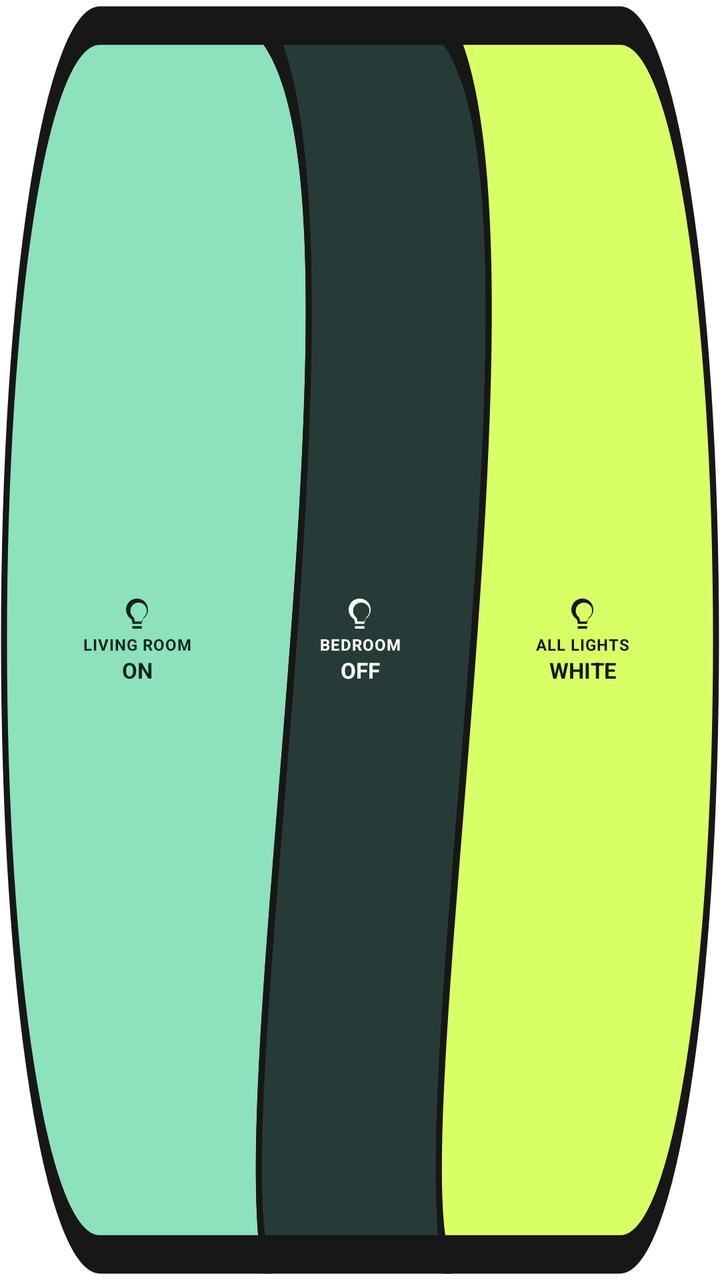
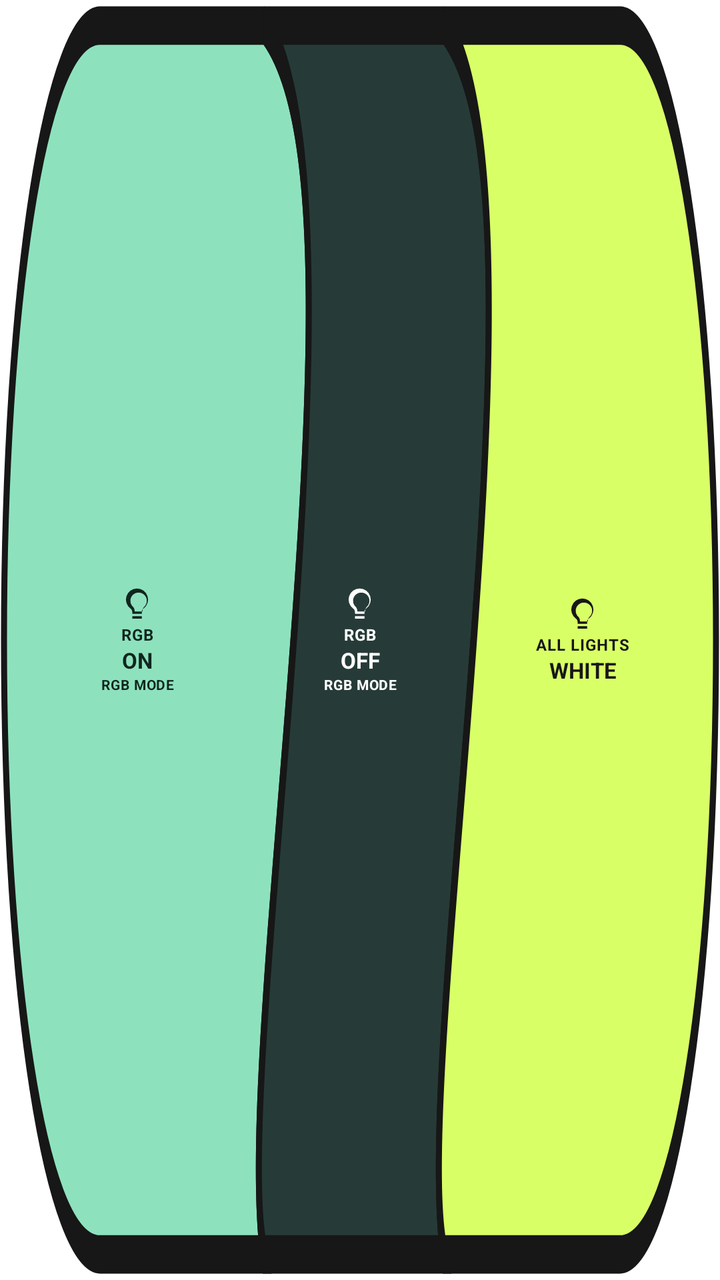

An Android layout rendered at two revisions. The XML below is the earlier revision; the diff shows what the commit changed to produce the second picture.
<!-- AndroidManifest.xml: fallback theme Theme.MaterialComponents.DayNight.NoActionBar -->
<!-- res/layout/widget_smart_controls_neobrutal.xml -->
<?xml version="1.0" encoding="utf-8"?>
<FrameLayout xmlns:android="http://schemas.android.com/apk/res/android" android:layout_width="match_parent" android:layout_height="match_parent" android:background="@drawable/widget_bridge_mint" android:padding="4dp">
    <LinearLayout android:layout_width="match_parent" android:layout_height="match_parent" android:orientation="horizontal" android:gravity="center" android:paddingStart="9dp" android:paddingEnd="9dp">
        <LinearLayout android:id="@+id/widget_light_on" android:layout_width="0dp" android:layout_height="match_parent" android:layout_weight="1" android:orientation="vertical" android:gravity="center" android:clickable="true" android:focusable="true" android:background="@android:color/transparent" android:contentDescription="LIVING ROOM ON">
            <ImageView android:layout_width="19dp" android:layout_height="19dp" android:src="@drawable/ic_widget_bulb" android:tint="#10251F" android:contentDescription="@null" />
            <TextView android:layout_width="match_parent" android:layout_height="wrap_content" android:gravity="center" android:singleLine="true" android:ellipsize="end" android:text="LIVING ROOM" android:textColor="#10251F" android:textSize="8sp" android:textStyle="bold" android:letterSpacing="0.04" />
            <TextView android:layout_width="match_parent" android:layout_height="wrap_content" android:gravity="center" android:text="ON" android:textColor="#10251F" android:textSize="11sp" android:textStyle="bold" />
        </LinearLayout>
        <LinearLayout android:id="@+id/widget_light_off" android:layout_width="0dp" android:layout_height="match_parent" android:layout_weight="1" android:orientation="vertical" android:gravity="center" android:clickable="true" android:focusable="true" android:background="@android:color/transparent" android:contentDescription="BEDROOM OFF">
            <ImageView android:layout_width="19dp" android:layout_height="19dp" android:src="@drawable/ic_widget_bulb" android:tint="#FFFFFF" android:contentDescription="@null" />
            <TextView android:layout_width="match_parent" android:layout_height="wrap_content" android:gravity="center" android:singleLine="true" android:ellipsize="end" android:text="BEDROOM" android:textColor="#FFFFFF" android:textSize="8sp" android:textStyle="bold" android:letterSpacing="0.04" />
            <TextView android:layout_width="match_parent" android:layout_height="wrap_content" android:gravity="center" android:text="OFF" android:textColor="#FFFFFF" android:textSize="11sp" android:textStyle="bold" />
        </LinearLayout>
        <LinearLayout android:id="@+id/widget_light_white" android:layout_width="0dp" android:layout_height="match_parent" android:layout_weight="1" android:orientation="vertical" android:gravity="center" android:clickable="true" android:focusable="true" android:background="@android:color/transparent" android:contentDescription="ALL LIGHTS WHITE">
            <ImageView android:layout_width="19dp" android:layout_height="19dp" android:src="@drawable/ic_widget_bulb" android:tint="#171717" android:contentDescription="@null" />
            <TextView android:layout_width="match_parent" android:layout_height="wrap_content" android:gravity="center" android:singleLine="true" android:ellipsize="end" android:text="ALL LIGHTS" android:textColor="#171717" android:textSize="8sp" android:textStyle="bold" android:letterSpacing="0.04" />
            <TextView android:layout_width="match_parent" android:layout_height="wrap_content" android:gravity="center" android:text="WHITE" android:textColor="#171717" android:textSize="11sp" android:textStyle="bold" />
        </LinearLayout>
    </LinearLayout>
</FrameLayout>
<!-- resources referenced by this layout -->
<resources>
  <!-- drawable ic_widget_bulb (drawable) -->
  <?xml version="1.0" encoding="utf-8"?>
  <vector xmlns:android="http://schemas.android.com/apk/res/android" android:width="24dp" android:height="24dp" android:viewportWidth="24" android:viewportHeight="24">
      <path android:fillColor="#FF000000" android:pathData="M9,21h6v-1.5H9V21zM12,2a7,7 0,0 0,-4.1 12.67c0.67,0.49 1.1,1.2 1.1,2.08V18h6v-1.25c0,-0.88 0.43,-1.59 1.1,-2.08A7,7 0,0 0,12 2zM13.5,16.5h-3v-0.3c0,-1.35 -0.65,-2.57 -1.7,-3.35A5.2,5.2 0,1 1,17.2 12.85c-1.05,0.78 -1.7,2 -1.7,3.35v0.3z" />
  </vector>
  <!-- drawable widget_bridge_mint (drawable) -->
  <?xml version="1.0" encoding="utf-8"?>
  <vector xmlns:android="http://schemas.android.com/apk/res/android" android:width="360dp" android:height="100dp" android:viewportWidth="360" android:viewportHeight="100">
      <path android:fillColor="#8DE2BD" android:strokeColor="#171717" android:strokeWidth="3" android:pathData="M50,2 H132 C190,15 115,82 132,98 H50 C23,98 2,77 2,50 C2,23 23,2 50,2 Z" />
      <path android:fillColor="#263B37" android:strokeColor="#171717" android:strokeWidth="3" android:pathData="M132,2 H222 C280,15 205,82 222,98 H132 C115,82 190,15 132,2 Z" />
      <path android:fillColor="#D9FF67" android:strokeColor="#171717" android:strokeWidth="3" android:pathData="M222,2 H310 C337,2 358,23 358,50 C358,77 337,98 310,98 H222 C205,82 280,15 222,2 Z" />
  </vector>
</resources>

<!-- the commit's change to res/layout/widget_smart_controls_neobrutal.xml (unified diff, before → after) -->
@@ -1,15 +1,17 @@
 <?xml version="1.0" encoding="utf-8"?>
 <FrameLayout xmlns:android="http://schemas.android.com/apk/res/android" android:layout_width="match_parent" android:layout_height="match_parent" android:background="@drawable/widget_bridge_mint" android:padding="4dp">
     <LinearLayout android:layout_width="match_parent" android:layout_height="match_parent" android:orientation="horizontal" android:gravity="center" android:paddingStart="9dp" android:paddingEnd="9dp">
-        <LinearLayout android:id="@+id/widget_light_on" android:layout_width="0dp" android:layout_height="match_parent" android:layout_weight="1" android:orientation="vertical" android:gravity="center" android:clickable="true" android:focusable="true" android:background="@android:color/transparent" android:contentDescription="LIVING ROOM ON">
+        <LinearLayout android:id="@+id/widget_light_on" android:layout_width="0dp" android:layout_height="match_parent" android:layout_weight="1" android:orientation="vertical" android:gravity="center" android:clickable="true" android:focusable="true" android:background="@android:color/transparent" android:contentDescription="RGB ON">
             <ImageView android:layout_width="19dp" android:layout_height="19dp" android:src="@drawable/ic_widget_bulb" android:tint="#10251F" android:contentDescription="@null" />
-            <TextView android:layout_width="match_parent" android:layout_height="wrap_content" android:gravity="center" android:singleLine="true" android:ellipsize="end" android:text="LIVING ROOM" android:textColor="#10251F" android:textSize="8sp" android:textStyle="bold" android:letterSpacing="0.04" />
+            <TextView android:layout_width="match_parent" android:layout_height="wrap_content" android:gravity="center" android:singleLine="true" android:ellipsize="end" android:text="RGB" android:textColor="#10251F" android:textSize="8sp" android:textStyle="bold" android:letterSpacing="0.04" />
             <TextView android:layout_width="match_parent" android:layout_height="wrap_content" android:gravity="center" android:text="ON" android:textColor="#10251F" android:textSize="11sp" android:textStyle="bold" />
+            <TextView android:layout_width="match_parent" android:layout_height="wrap_content" android:gravity="center" android:singleLine="true" android:text="RGB MODE" android:textColor="#10251F" android:textSize="7sp" android:textStyle="bold" android:letterSpacing="0.04" />
         </LinearLayout>
-        <LinearLayout android:id="@+id/widget_light_off" android:layout_width="0dp" android:layout_height="match_parent" android:layout_weight="1" android:orientation="vertical" android:gravity="center" android:clickable="true" android:focusable="true" android:background="@android:color/transparent" android:contentDescription="BEDROOM OFF">
+        <LinearLayout android:id="@+id/widget_light_off" android:layout_width="0dp" android:layout_height="match_parent" android:layout_weight="1" android:orientation="vertical" android:gravity="center" android:clickable="true" android:focusable="true" android:background="@android:color/transparent" android:contentDescription="RGB OFF">
             <ImageView android:layout_width="19dp" android:layout_height="19dp" android:src="@drawable/ic_widget_bulb" android:tint="#FFFFFF" android:contentDescription="@null" />
-            <TextView android:layout_width="match_parent" android:layout_height="wrap_content" android:gravity="center" android:singleLine="true" android:ellipsize="end" android:text="BEDROOM" android:textColor="#FFFFFF" android:textSize="8sp" android:textStyle="bold" android:letterSpacing="0.04" />
+            <TextView android:layout_width="match_parent" android:layout_height="wrap_content" android:gravity="center" android:singleLine="true" android:ellipsize="end" android:text="RGB" android:textColor="#FFFFFF" android:textSize="8sp" android:textStyle="bold" android:letterSpacing="0.04" />
             <TextView android:layout_width="match_parent" android:layout_height="wrap_content" android:gravity="center" android:text="OFF" android:textColor="#FFFFFF" android:textSize="11sp" android:textStyle="bold" />
+            <TextView android:layout_width="match_parent" android:layout_height="wrap_content" android:gravity="center" android:singleLine="true" android:text="RGB MODE" android:textColor="#FFFFFF" android:textSize="7sp" android:textStyle="bold" android:letterSpacing="0.04" />
         </LinearLayout>
         <LinearLayout android:id="@+id/widget_light_white" android:layout_width="0dp" android:layout_height="match_parent" android:layout_weight="1" android:orientation="vertical" android:gravity="center" android:clickable="true" android:focusable="true" android:background="@android:color/transparent" android:contentDescription="ALL LIGHTS WHITE">
             <ImageView android:layout_width="19dp" android:layout_height="19dp" android:src="@drawable/ic_widget_bulb" android:tint="#171717" android:contentDescription="@null" />
